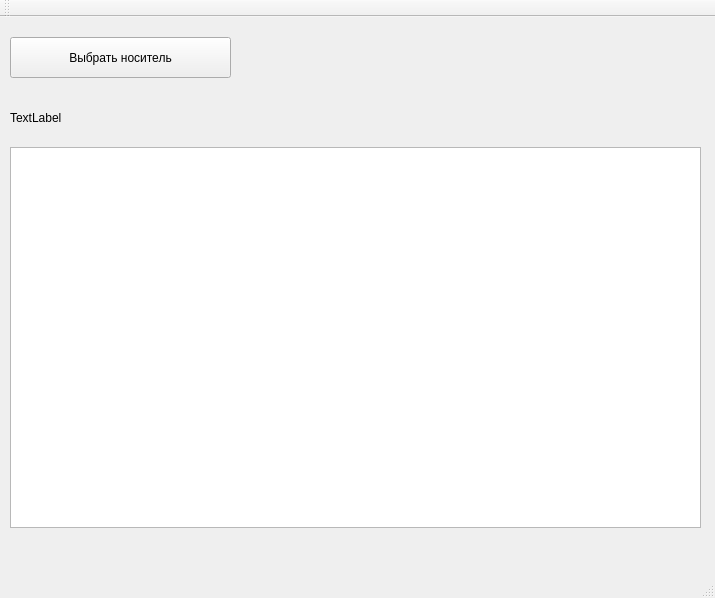
Before: the Qt Designer form mainwindow.ui in rsbtv/formular, drawn with Qt 5.
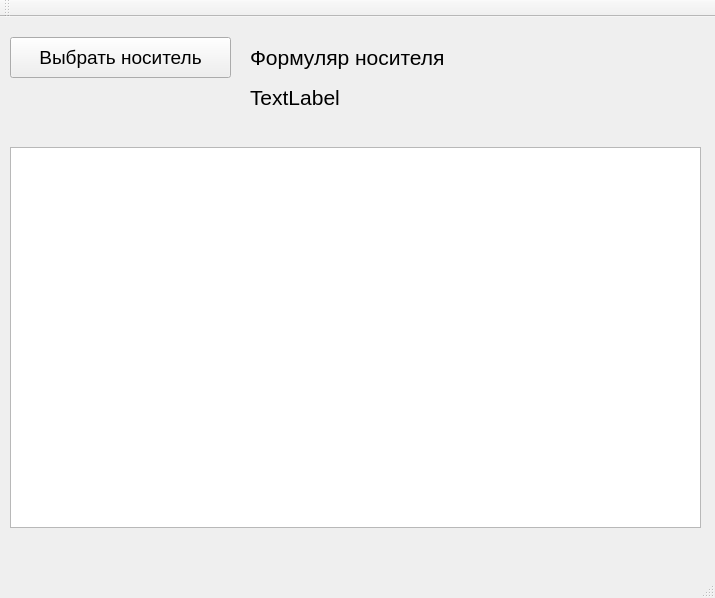
After: the same form once the commit is applied.

```diff
--- a/mainwindow.ui
+++ b/mainwindow.ui
@@ -23,6 +23,11 @@
       <height>41</height>
      </rect>
     </property>
+    <property name="font">
+     <font>
+      <pointsize>14</pointsize>
+     </font>
+    </property>
     <property name="text">
      <string>Выбрать носитель</string>
     </property>
@@ -30,12 +35,17 @@
    <widget class="QLabel" name="label">
     <property name="geometry">
      <rect>
-      <x>10</x>
-      <y>80</y>
-      <width>221</width>
+      <x>250</x>
+      <y>60</y>
+      <width>451</width>
       <height>41</height>
      </rect>
     </property>
+    <property name="font">
+     <font>
+      <pointsize>16</pointsize>
+     </font>
+    </property>
     <property name="text">
      <string>TextLabel</string>
     </property>
@@ -50,6 +60,24 @@
      </rect>
     </property>
    </widget>
+   <widget class="QLabel" name="label_2">
+    <property name="geometry">
+     <rect>
+      <x>250</x>
+      <y>20</y>
+      <width>261</width>
+      <height>41</height>
+     </rect>
+    </property>
+    <property name="font">
+     <font>
+      <pointsize>16</pointsize>
+     </font>
+    </property>
+    <property name="text">
+     <string>Формуляр носителя</string>
+    </property>
+   </widget>
   </widget>
   <widget class="QMenuBar" name="menuBar">
    <property name="geometry">
```
